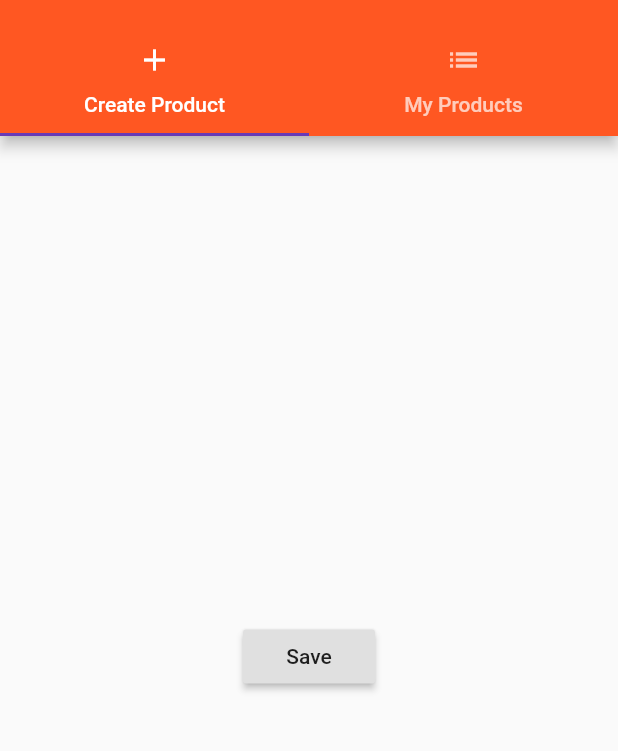
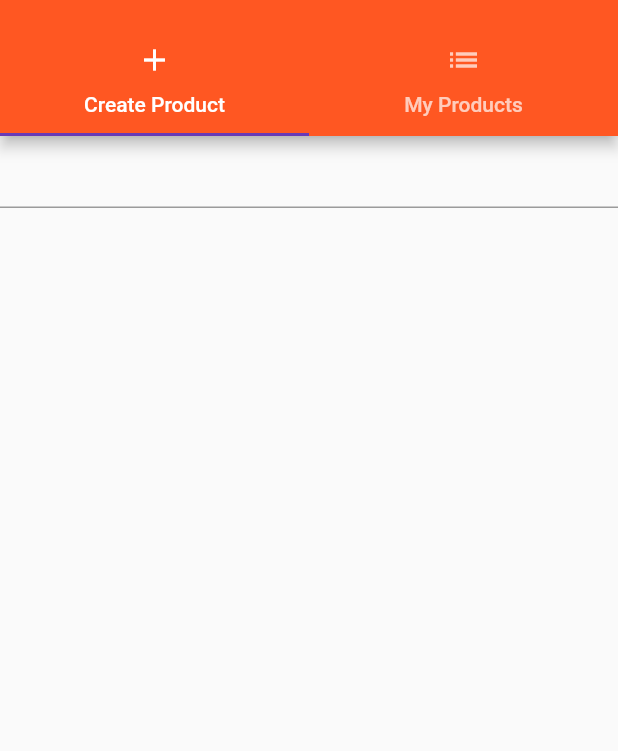
Before and after one commit to yapici/Udemy-Flutter-Tutorial, a Flutter app: the ProductAdmin screen opened by its route, on a phone screen of 412 x 824 dp, the part 59-810 px from its top. Run offline on Flutter 3.47's test engine with Material 2 defaults, Android fonts, the phone set to English and light mode, and no system bars.

Commit message:
End of Lecture 88: Showing user input in a text box

```diff
--- a/lib/pages/product_create.dart
+++ b/lib/pages/product_create.dart
@@ -1,18 +1,28 @@
 import 'package:flutter/material.dart';
 
-class ProductCreatePage extends StatelessWidget {
+class ProductCreatePage extends StatefulWidget {
+  @override
+  State<StatefulWidget> createState() {
+    return _ProductCreatePageState();
+  }
+}
+
+class _ProductCreatePageState extends State<ProductCreatePage> {
+  String titleValue = '';
+
   @override
   Widget build(BuildContext context) {
-    return Center(
-      child: RaisedButton(
-          child: Text('Save'),
-          onPressed: () {
-            showModalBottomSheet(
-                context: context,
-                builder: (BuildContext context) {
-                  return Center(child: Text('This is a modal!'));
-                });
-          }),
+    return Column(
+      children: <Widget>[
+        TextField(
+          onChanged: (String value) {
+            setState(() {
+              titleValue = value;
+            });
+          },
+        ),
+        Text(titleValue)
+      ],
     );
   }
 }
```
